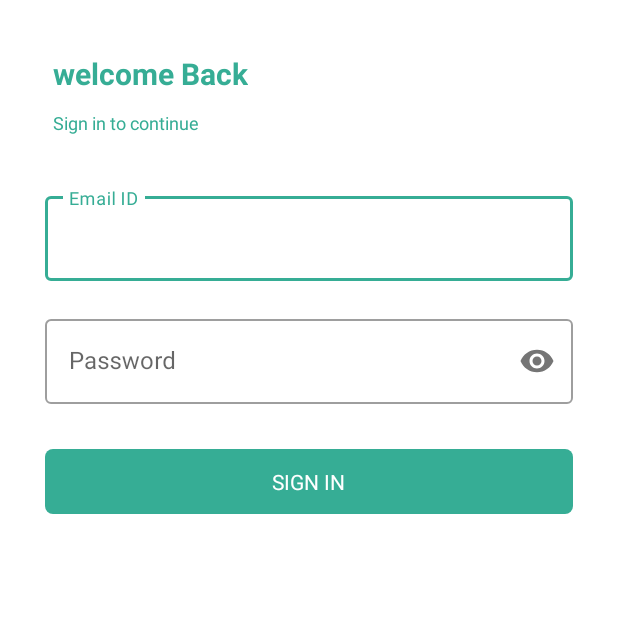
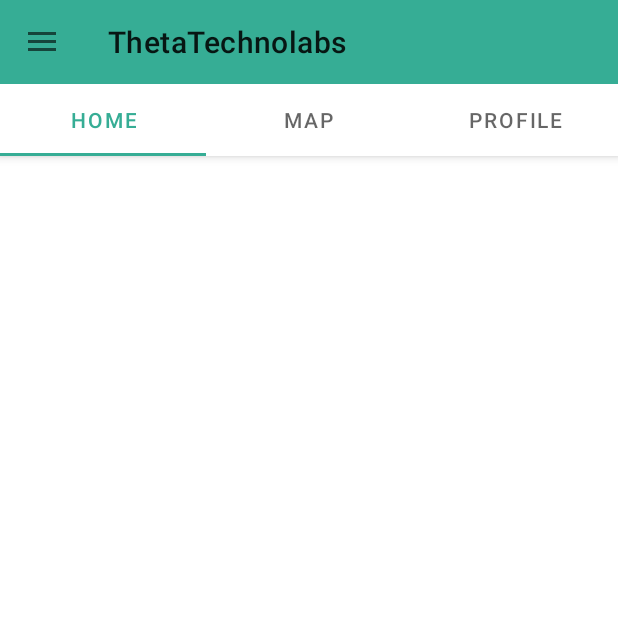
Before and after one commit to tapanghataliya/thetatechnolabs_11, an Android app: the screen it shows after launch (LoginActivity before the commit, HomeActivity after it), after a tap on "SIGN IN", on a phone screen of 412 x 824 dp, the top half of it. Run offline under Robolectric (Android 15) with nearby library versions, the phone set to English and light mode, and no system bars.

Commit message:
move activity packge in

```diff
--- a/app/src/main/AndroidManifest.xml
+++ b/app/src/main/AndroidManifest.xml
@@ -18,6 +18,7 @@
         </activity>
 
         <activity android:name=".activity.LoginActivity"/>
+        <activity android:name=".activity.HomeActivity"/>
     </application>
 
 </manifest>
--- a/app/src/main/java/com/apphelp/help/thetatechnolabs/activity/LoginActivity.java
+++ b/app/src/main/java/com/apphelp/help/thetatechnolabs/activity/LoginActivity.java
@@ -1,5 +1,6 @@
 package com.apphelp.help.thetatechnolabs.activity;
 
+import android.content.Intent;
 import android.content.SharedPreferences;
 import android.os.Bundle;
 import android.view.View;
@@ -47,6 +48,9 @@ public class LoginActivity extends AppCompatActivity implements View.OnClickList
     public void onClick(View v) {
         switch (v.getId()){
             case R.id.lyl_sign_in:
+
+                Intent i_data = new Intent(LoginActivity.this,HomeActivity.class);
+                startActivity(i_data);
                 break;
         }
     }
--- a/app/src/main/res/layout/activity_home.xml
+++ b/app/src/main/res/layout/activity_home.xml
@@ -18,9 +18,9 @@
         android:layout_height="match_parent"
         android:layout_gravity="start"
         android:fitsSystemWindows="true"
-        app:itemIconTint="@color/colorPrimary"
-        app:itemTextColor="@color/colorPrimary"
-        app:headerLayout="@layout/nav_header_therapist_home"
-        app:menu="@menu/activity_therapist_home_drawer" />
+        app:itemIconTint="@color/colorApp"
+        app:itemTextColor="@color/colorApp"
+        app:headerLayout="@layout/nav_header_home"
+        app:menu="@menu/activity_home_drawer" />
 
 </androidx.drawerlayout.widget.DrawerLayout>
```
